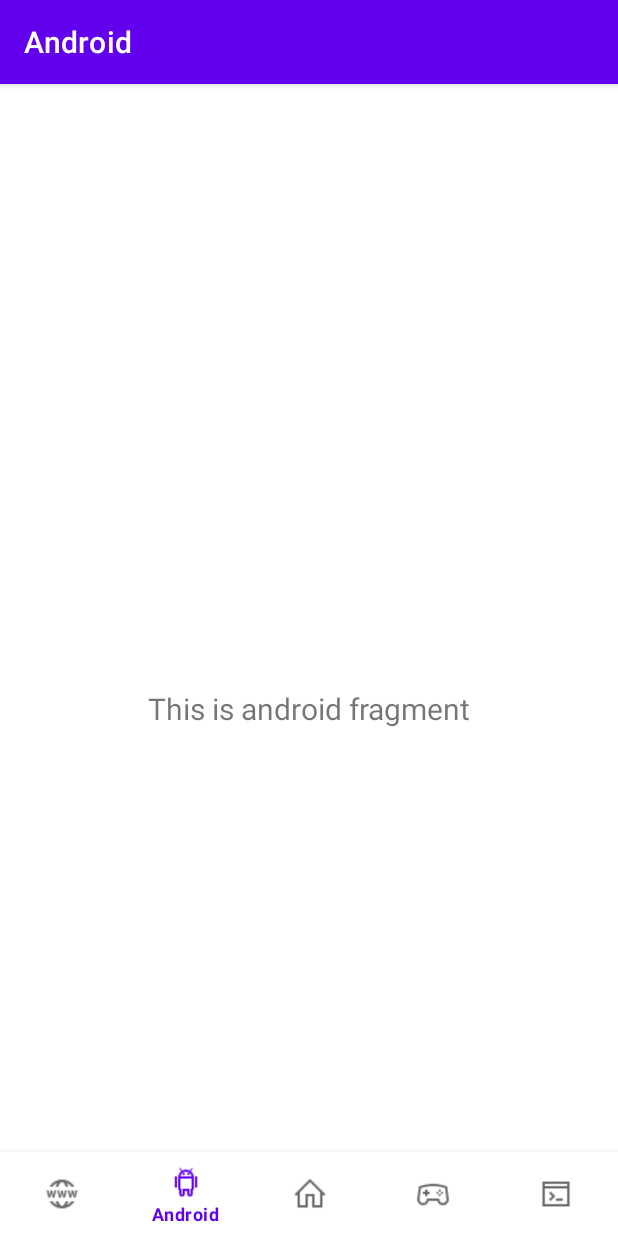
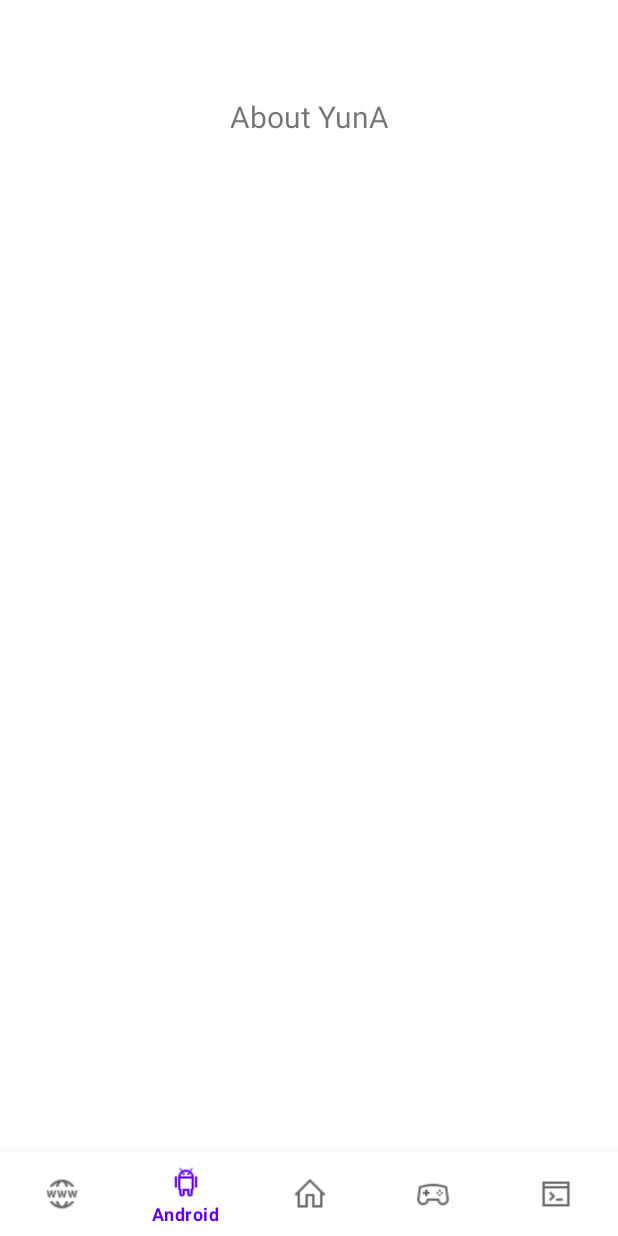
Before and after one commit to YunA486/AboutMe, an Android app: the AndroidFragment screen opened through its navigation route, on a phone screen of 412 x 824 dp. Run offline under Robolectric (Android 15) with nearby library versions, the phone set to English and light mode, and no system bars; our stand-ins replace navigation-ui.

Commit message:
Edit MainActivity.java(add hide TitleBar) Commit

```diff
--- a/app/src/main/java/kr/hs/emirim/aboutme/MainActivity.java
+++ b/app/src/main/java/kr/hs/emirim/aboutme/MainActivity.java
@@ -4,6 +4,7 @@ import android.os.Bundle;
 
 import com.google.android.material.bottomnavigation.BottomNavigationView;
 
+import androidx.appcompat.app.ActionBar;
 import androidx.appcompat.app.AppCompatActivity;
 import androidx.navigation.NavController;
 import androidx.navigation.Navigation;
@@ -25,6 +26,9 @@ public class MainActivity extends AppCompatActivity {
         NavController navController = Navigation.findNavController(this, R.id.nav_host_fragment);
         NavigationUI.setupActionBarWithNavController(this, navController, appBarConfiguration);
         NavigationUI.setupWithNavController(navView, navController);
+
+        ActionBar actionBar = getSupportActionBar();
+        actionBar.hide();
     }
 
 }
--- a/app/src/main/java/kr/hs/emirim/aboutme/ui/android/AndroidViewModel.java
+++ b/app/src/main/java/kr/hs/emirim/aboutme/ui/android/AndroidViewModel.java
@@ -10,7 +10,7 @@ public class AndroidViewModel extends ViewModel {
 
     public AndroidViewModel() {
         mText = new MutableLiveData<>();
-        mText.setValue("This is android fragment");
+        mText.setValue("About YunA");
     }
 
     public LiveData<String> getText() {
--- a/app/src/main/res/layout/fragment_android.xml
+++ b/app/src/main/res/layout/fragment_android.xml
@@ -1,5 +1,5 @@
 <?xml version="1.0" encoding="utf-8"?>
-<androidx.constraintlayout.widget.ConstraintLayout xmlns:android="http://schemas.android.com/apk/res/android"
+<LinearLayout xmlns:android="http://schemas.android.com/apk/res/android"
     xmlns:app="http://schemas.android.com/apk/res-auto"
     xmlns:tools="http://schemas.android.com/tools"
     android:layout_width="match_parent"
@@ -20,4 +20,4 @@
         app:layout_constraintStart_toStartOf="parent"
         app:layout_constraintTop_toTopOf="parent" />
 
-</androidx.constraintlayout.widget.ConstraintLayout>
+</LinearLayout>
--- a/app/src/main/res/values/strings.xml
+++ b/app/src/main/res/values/strings.xml
@@ -5,4 +5,5 @@
     <string name="title_home">Home</string>
     <string name="title_game">Game</string>
     <string name="title_console">Console</string>
+    <string name="title">About YunA</string>
 </resources>
```
